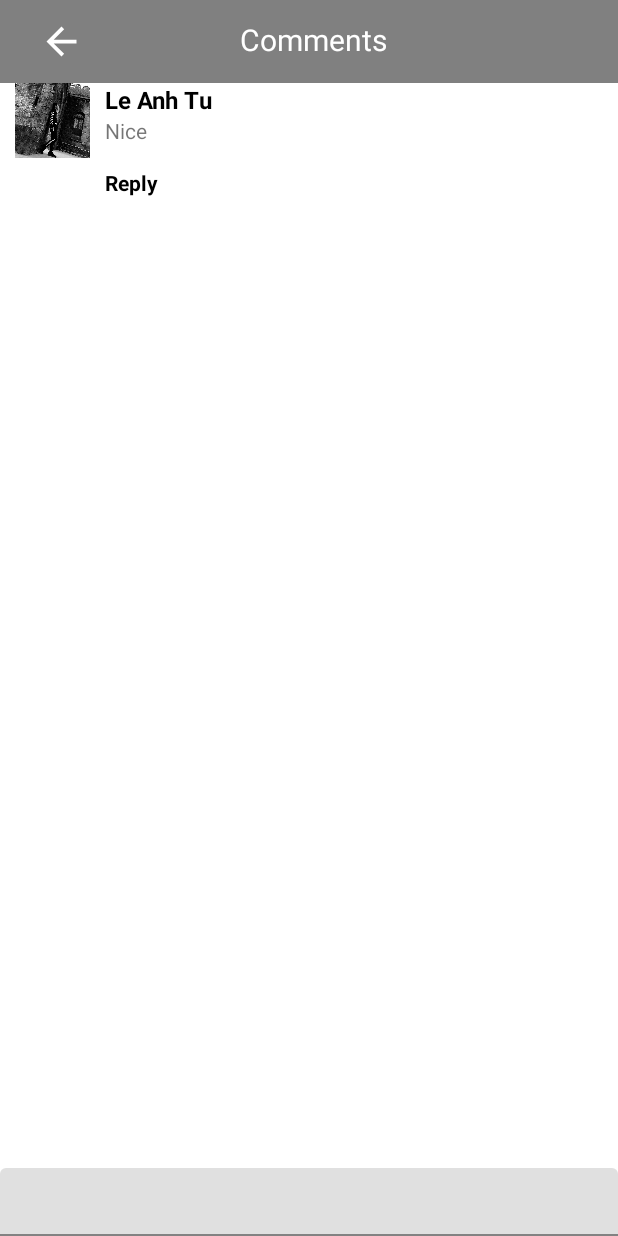
After one commit to letuss004/Flickr-Android, an Android app: the fragment CommentFragment placed in its activity, on a phone screen of 412 x 824 dp. The commit adds this screen. Run offline under Robolectric (Android 15) with nearby library versions, the phone set to English and light mode, and no system bars.

Commit message:
Upgrade NewsfeedFragment.java, add user and comment in comment box

```diff
--- /dev/null
+++ b/app/src/main/java/vn/edu/usth/flickr/CommentFragment.java
@@ -0,0 +1,155 @@
+package vn.edu.usth.flickr;
+
+import android.content.Context;
+import android.os.Bundle;
+
+import androidx.annotation.NonNull;
+import androidx.fragment.app.Fragment;
+import androidx.recyclerview.widget.LinearLayoutManager;
+import androidx.recyclerview.widget.RecyclerView;
+
+import android.view.LayoutInflater;
+import android.view.View;
+import android.view.ViewGroup;
+import android.widget.ImageView;
+import android.widget.TextView;
+
+import java.util.ArrayList;
+import java.util.Objects;
+
+/**
+ * A simple {@link Fragment} subclass.
+ * Use the {@link CommentFragment#newInstance} factory method to
+ * create an instance of this fragment.
+ */
+public class CommentFragment extends Fragment {
+
+    // TODO: Rename parameter arguments, choose names that match
+    // the fragment initialization parameters, e.g. ARG_ITEM_NUMBER
+    private static final String ARG_PARAM1 = "param1";
+    private static final String ARG_PARAM2 = "param2";
+
+    // TODO: Rename and change types of parameters
+    private String mParam1;
+    private String mParam2;
+
+    public CommentFragment() {
+        // Required empty public constructor
+    }
+
+    /**
+     * Use this factory method to create a new instance of
+     * this fragment using the provided parameters.
+     *
+     * @param param1 Parameter 1.
+     * @param param2 Parameter 2.
+     * @return A new instance of fragment CommentFragment.
+     */
+    // TODO: Rename and change types and number of parameters
+    public static CommentFragment newInstance(String param1, String param2) {
+        CommentFragment fragment = new CommentFragment();
+        Bundle args = new Bundle();
+        args.putString(ARG_PARAM1, param1);
+        args.putString(ARG_PARAM2, param2);
+        fragment.setArguments(args);
+        return fragment;
+    }
+
+    @Override
+    public void onCreate(Bundle savedInstanceState) {
+        super.onCreate(savedInstanceState);
+        if (getArguments() != null) {
+            mParam1 = getArguments().getString(ARG_PARAM1);
+            mParam2 = getArguments().getString(ARG_PARAM2);
+        }
+    }
+
+    private RecyclerView recyclerView;
+    private RecyclerView.Adapter adapter;
+    private RecyclerView.LayoutManager layoutManager;
+    private ArrayList<Post.Comment> commentArrayList = new ArrayList<>();
+    private Context activityContext;
+
+    private ImageView backButton;
+
+    @Override
+    public View onCreateView(LayoutInflater inflater, ViewGroup container,
+                             Bundle savedInstanceState) {
+        // Inflate the layout for this fragment
+        View view = inflater.inflate(R.layout.fragment_comment, container, false);
+        backButton = view.findViewById(R.id.backButton_cmt);
+        backButton.setOnClickListener(v -> {
+            this.requireActivity().onBackPressed();
+        });
+
+        setUpRecyclerView(view);
+
+        Post.Comment comment = new Post.Comment("Le Anh Tu", "Nice", getResources().getDrawable(R.drawable.user_ava));
+        commentArrayList.add(comment);
+
+        return view;
+    }
+
+    private void setUpRecyclerView(View view) {
+        activityContext = view.getContext();
+
+        recyclerView = view.findViewById(R.id.commentRV);
+
+        layoutManager = new LinearLayoutManager(activityContext);
+        recyclerView.setLayoutManager(layoutManager);
+
+        adapter = new CommentAdapterRV(commentArrayList, view.getContext());
+        recyclerView.setAdapter(adapter);
+    }
+
+}
+
+
+/**
+ *
+ */
+class CommentAdapterRV extends RecyclerView.Adapter<CommentAdapterRV.CommentViewHolder> {
+    private ArrayList<Post.Comment> commentArrayList;
+    private Context context;
+
+    public CommentAdapterRV(ArrayList<Post.Comment> commentArrayList, Context context) {
+        this.commentArrayList = commentArrayList;
+        this.context = context;
+    }
+
+    @NonNull
+    @Override
+    public CommentViewHolder onCreateViewHolder(@NonNull ViewGroup parent, int viewType) {
+        View view = LayoutInflater.from(parent.getContext()).inflate(R.layout.comment, parent, false);
+        return new CommentViewHolder(view);
+    }
+
+    @Override
+    public void onBindViewHolder(@NonNull CommentViewHolder holder, int position) {
+        holder.avaUserComment.setImageDrawable(commentArrayList.get(position).getAvatar());
+        holder.userName.setText(commentArrayList.get(position).getUserName());
+        holder.userComment.setText(commentArrayList.get(position).getComment());
+
+    }
+
+    @Override
+    public int getItemCount() {
+        return commentArrayList.size();
+    }
+
+
+    /**
+     *
+     */
+    public static class CommentViewHolder extends RecyclerView.ViewHolder {
+        private final ImageView avaUserComment;
+        private final TextView userName, userComment;
+
+        public CommentViewHolder(@NonNull View itemView) {
+            super(itemView);
+            avaUserComment = itemView.findViewById(R.id.avatarUserComment);
+            userName = itemView.findViewById(R.id.userNameComment_cmt);
+            userComment = itemView.findViewById(R.id.commentContent_cmt);
+        }
+    }
+}
--- a/app/src/main/java/vn/edu/usth/flickr/NewsfeedFragment.java
+++ b/app/src/main/java/vn/edu/usth/flickr/NewsfeedFragment.java
@@ -7,6 +7,7 @@ import android.os.Bundle;
 import androidx.annotation.NonNull;
 import androidx.appcompat.content.res.AppCompatResources;
 import androidx.fragment.app.Fragment;
+import androidx.fragment.app.FragmentManager;
 import androidx.recyclerview.widget.LinearLayoutManager;
 import androidx.recyclerview.widget.RecyclerView;
 
@@ -63,7 +64,6 @@ public class NewsfeedFragment extends Fragment {
             mParam1 = getArguments().getString(ARG_PARAM1);
             mParam2 = getArguments().getString(ARG_PARAM2);
         }
-
     }
 
 
@@ -79,10 +79,8 @@ public class NewsfeedFragment extends Fragment {
                              Bundle savedInstanceState) {
         // Inflate the layout for this fragment
         View view = inflater.inflate(R.layout.fragment_newsfeed, container, false);
-        activityContext = view.getContext();
-
+        setUpRecyclerView(view);
         setUpPostList(view);
-        setUpRecyclerView(view);
 
         return view;
     }
@@ -90,11 +88,14 @@ public class NewsfeedFragment extends Fragment {
     private void setUpRecyclerView(View view) {
         recyclerView = view.findViewById(R.id.rv_newsfeed);
 
+        activityContext = view.getContext();
+
         recViewLM = new LinearLayoutManager(activityContext);
         recyclerView.setLayoutManager(recViewLM);
 
-        adapter = new RvAdapter(postList, view.getContext());
+        adapter = new NewsfeedAdapterRV(postList, getContext(), this);
         recyclerView.setAdapter(adapter);
+
     }
 
     private void setUpPostList(View view) {
@@ -123,18 +124,26 @@ public class NewsfeedFragment extends Fragment {
 /**
  *
  */
-class RvAdapter extends RecyclerView.Adapter<RvAdapter.NewsFeedViewHolder> {
+class NewsfeedAdapterRV extends RecyclerView.Adapter<NewsfeedAdapterRV.NewsFeedViewHolder> {
     private ArrayList<Post> postList;
     private Context context;
+    private NewsfeedFragment newsfeedFragment;
 
-    public RvAdapter(ArrayList<Post> postList, Context context) {
+    public NewsfeedAdapterRV(ArrayList<Post> postList, Context context) {
         this.postList = postList;
         this.context = context;
     }
 
-    public RvAdapter(ArrayList<Post> postList) {
+    public NewsfeedAdapterRV(ArrayList<Post> postList, View view) {
+        context = view.getContext();
+    }
+
+    public NewsfeedAdapterRV(ArrayList<Post> postList, Context context, NewsfeedFragment newsfeedFragment) {
         this.postList = postList;
+        this.context = context;
+        this.newsfeedFragment = newsfeedFragment;
     }
+
 
     @NonNull
     @Override
@@ -145,6 +154,11 @@ class RvAdapter extends RecyclerView.Adapter<RvAdapter.NewsFeedViewHolder> {
 
     @Override
     public void onBindViewHolder(@NonNull NewsFeedViewHolder holder, int position) {
+        extracted(holder, position);
+    }
+
+    // Don't touch this
+    private void extracted(@NonNull NewsFeedViewHolder holder, int position) {
         holder.mainImage.setImageDrawable(postList.get(position).getImage());
         holder.avaImage.setImageDrawable(postList.get(position).getAvatarImage());
         holder.postOwnerName.setText(postList.get(position).getOwnerName());
@@ -155,6 +169,16 @@ class RvAdapter extends RecyclerView.Adapter<RvAdapter.NewsFeedViewHolder> {
 
         //
         setUpCommentInNewsfeed(holder, position);
+
+
+        // onclick
+        holder.commentButton.setOnClickListener(v -> {
+            newsfeedFragment.getFragmentManager().beginTransaction()
+                    .addToBackStack("Replace newsfeed by comment")
+                    .replace(R.id.newsfeed_fragment_ctn, new CommentFragment())
+                    .commit();
+        });
+
     }
 
     private void setUpCommentInNewsfeed(@NonNull NewsFeedViewHolder holder, int position) {
@@ -175,7 +199,7 @@ class RvAdapter extends RecyclerView.Adapter<RvAdapter.NewsFeedViewHolder> {
         String res = "";
         for (int i = 0; i < postList.get(position).getLikeList().size(); i++) {
             res += postList.get(position).getLikeList().get(i).getUser().getName();
-            if (i != postList.get(position).getLikeList().size() -1 ) {
+            if (i != postList.get(position).getLikeList().size() - 1) {
                 res += ", ";
             }
         }
@@ -187,7 +211,7 @@ class RvAdapter extends RecyclerView.Adapter<RvAdapter.NewsFeedViewHolder> {
      *
      */
     public static class NewsFeedViewHolder extends RecyclerView.ViewHolder {
-        private final ImageView mainImage, avaImage;
+        private final ImageView mainImage, avaImage, likeButton, commentButton, shareButton;
         private final TextView likeQuantity, commentQuantity, postOwnerName, postDescription, textListOfLike, userNameComment, commentContent;
 
         public NewsFeedViewHolder(@NonNull View itemView) {
@@ -201,6 +225,11 @@ class RvAdapter extends RecyclerView.Adapter<RvAdapter.NewsFeedViewHolder> {
             textListOfLike = itemView.findViewById(R.id.listOfLike);
             userNameComment = itemView.findViewById(R.id.userName_comment_nf);
             commentContent = itemView.findViewById(R.id.commentContent_newsfeed);
+
+            likeButton = itemView.findViewById(R.id.likeButton_nf);
+            commentButton = itemView.findViewById(R.id.commentButton_nf);
+            shareButton = itemView.findViewById(R.id.shareButton_nf);
+
         }
 
     }
--- /dev/null
+++ b/app/src/main/res/drawable/ic_baseline_arrow_back_24.xml
@@ -0,0 +1,5 @@
+<vector android:autoMirrored="true" android:height="24dp"
+    android:tint="#FFFFFF" android:viewportHeight="24"
+    android:viewportWidth="24" android:width="24dp" xmlns:android="http://schemas.android.com/apk/res/android">
+    <path android:fillColor="@android:color/white" android:pathData="M20,11H7.83l5.59,-5.59L12,4l-8,8 8,8 1.41,-1.41L7.83,13H20v-2z"/>
+</vector>
--- a/app/src/main/res/layout/activity_login.xml
+++ b/app/src/main/res/layout/activity_login.xml
@@ -8,7 +8,7 @@
     tools:context=".LoginActivity">
 
     <androidx.appcompat.widget.Toolbar
-        android:id="@+id/tool_bar"
+        android:id="@+id/tool_bar_login"
         android:layout_width="match_parent"
         android:layout_height="wrap_content"
         android:background="@color/appbar_login"
--- /dev/null
+++ b/app/src/main/res/layout/comment.xml
@@ -0,0 +1,51 @@
+<?xml version="1.0" encoding="utf-8"?>
+<LinearLayout xmlns:android="http://schemas.android.com/apk/res/android"
+    android:layout_width="match_parent"
+    android:layout_height="wrap_content"
+    android:minHeight="50dp"
+    android:orientation="horizontal">
+
+    <ImageView
+        android:id="@+id/avatarUserComment"
+        android:layout_width="50dp"
+        android:layout_height="50dp"
+        android:layout_marginStart="10dp"
+        android:layout_marginEnd="10dp"
+        android:src="@drawable/star_679" />
+
+    <LinearLayout
+        android:layout_width="match_parent"
+        android:layout_height="wrap_content"
+        android:layout_marginEnd="10dp"
+        android:minHeight="50dp"
+
+        android:orientation="vertical">
+
+        <TextView
+            android:id="@+id/userNameComment_cmt"
+            android:layout_width="wrap_content"
+            android:layout_height="wrap_content"
+            android:textStyle="bold"
+            android:textColor="@color/black"
+            android:text="@string/short_thing"
+            android:textSize="16sp" />
+
+        <TextView
+            android:id="@+id/commentContent_cmt"
+            android:layout_width="wrap_content"
+            android:layout_height="match_parent"
+
+            android:layout_marginBottom="15dp"
+            android:text="@string/something_long_will_be_here" />
+
+        <TextView
+            android:layout_width="wrap_content"
+            android:layout_height="wrap_content"
+            android:text="@string/reply"
+            android:textColor="@color/black"
+            android:textStyle="bold" />
+
+    </LinearLayout>
+
+
+</LinearLayout>
--- /dev/null
+++ b/app/src/main/res/layout/fragment_comment.xml
@@ -0,0 +1,60 @@
+<?xml version="1.0" encoding="utf-8"?>
+<LinearLayout xmlns:android="http://schemas.android.com/apk/res/android"
+    xmlns:tools="http://schemas.android.com/tools"
+    android:layout_width="match_parent"
+    android:layout_height="match_parent"
+    android:orientation="vertical"
+    tools:context=".CommentFragment">
+
+    <androidx.appcompat.widget.Toolbar
+        android:id="@+id/tool_bar_comment"
+        android:layout_width="match_parent"
+        android:layout_height="55dp"
+        android:background="@color/grey">
+
+        <RelativeLayout
+            android:layout_width="match_parent"
+            android:layout_height="wrap_content"
+            android:layout_marginEnd="16dp">
+
+            <ImageView
+                android:id="@+id/backButton_cmt"
+                android:layout_width="30dp"
+                android:layout_height="30dp"
+                android:layout_alignParentStart="true"
+                android:layout_marginStart="10dp"
+                android:contentDescription="@string/todo"
+                android:scaleType="centerCrop"
+                android:src="@drawable/ic_baseline_arrow_back_24" />
+
+            <TextView
+                android:layout_width="wrap_content"
+                android:layout_height="wrap_content"
+                android:layout_alignParentStart="true"
+                android:layout_marginStart="144dp"
+                android:text="@string/comments"
+                android:textColor="@color/white"
+                android:textSize="20sp" />
+
+        </RelativeLayout>
+    </androidx.appcompat.widget.Toolbar>
+
+
+
+    <androidx.recyclerview.widget.RecyclerView
+        android:layout_width="match_parent"
+        android:id="@+id/commentRV"
+        android:layout_weight="1"
+        android:layout_height="0dp" />
+
+    <com.google.android.material.textfield.TextInputLayout
+        android:layout_width="match_parent"
+        android:layout_height="45dp">
+
+        <com.google.android.material.textfield.TextInputEditText
+            android:layout_width="match_parent"
+            android:layout_height="45dp" />
+
+    </com.google.android.material.textfield.TextInputLayout>
+
+</LinearLayout>
--- a/app/src/main/res/layout/newsfeed_post.xml
+++ b/app/src/main/res/layout/newsfeed_post.xml
@@ -81,7 +81,7 @@
         android:orientation="horizontal">
 
         <ImageButton
-            android:id="@+id/starIcon"
+            android:id="@+id/likeButton_nf"
             style="@style/Widget.AppCompat.ActionButton"
             android:layout_width="30dp"
             android:layout_height="30dp"
@@ -104,7 +104,7 @@
             tools:ignore="RtlSymmetry" />
 
         <ImageButton
-            android:id="@+id/commentIcon"
+            android:id="@+id/commentButton_nf"
             style="@style/Widget.AppCompat.ActionButton"
             android:layout_width="30dp"
             android:layout_height="30dp"
@@ -127,7 +127,7 @@
             tools:ignore="RtlSymmetry" />
 
         <ImageButton
-            android:id="@+id/shareIcon"
+            android:id="@+id/shareButton_nf"
             style="@style/Widget.AppCompat.ActionButton"
             android:layout_width="30dp"
             android:layout_height="30dp"
--- a/app/src/main/res/values/strings.xml
+++ b/app/src/main/res/values/strings.xml
@@ -28,4 +28,6 @@
     <string name="value">Value</string>
     <string name="_0h">0h</string>
     <string name="something_really_long">Something really long gggggggggggggggggggggggggggggggggggggggggggg</string>
+    <string name="comments">Comments</string>
+    <string name="reply">Reply</string>
 </resources>
```
Also changed, not shown: app/src/main/java/vn/edu/usth/flickr/Post.java (+89 -2 lines).
